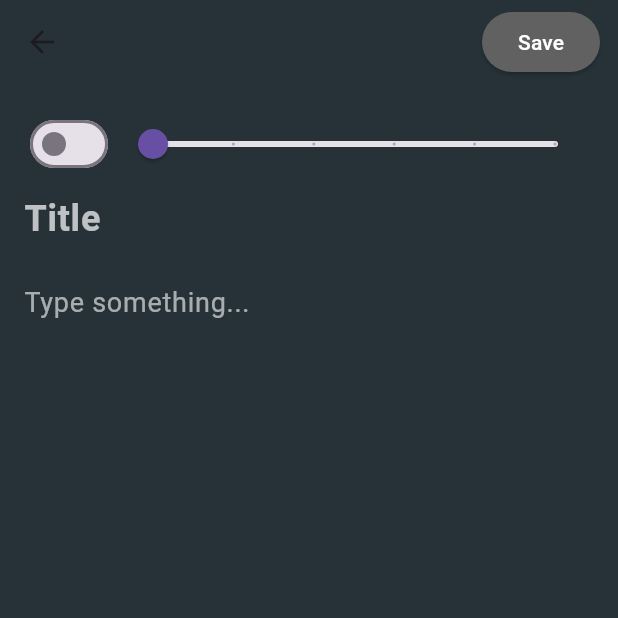
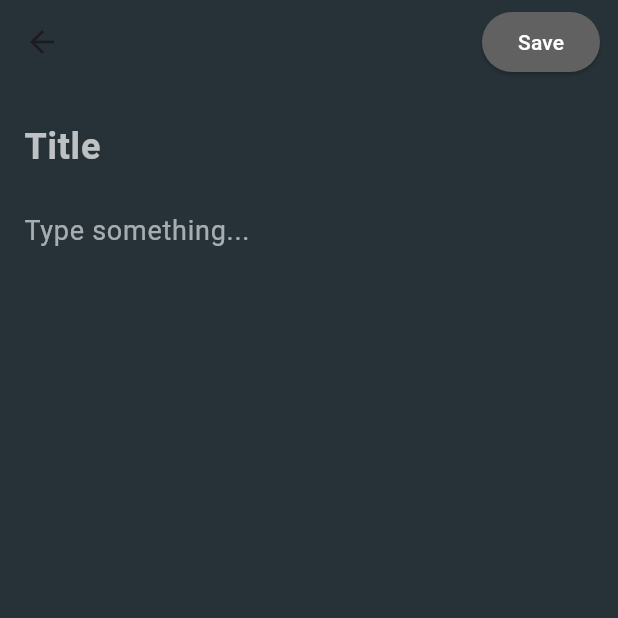
Before and after one commit to HuseyinKaanAkdeniz/NoteApp, a Flutter app: the screen it shows after launch, after a tap on the "add" icon, on a phone screen of 412 x 824 dp, the top half of it. Run offline on Flutter 3.47's test engine with Material 3 defaults, Android fonts, the phone set to English and light mode, and no system bars; our stand-ins replace sqflite; missing offline and left inert: dart:ffi; accounts and stored records are empty.

```diff
--- a/lib/View/AddEditNotePage.dart
+++ b/lib/View/AddEditNotePage.dart
@@ -6,10 +6,7 @@ import '../widget/note_form_widget.dart';
 class AddEditNotePage extends StatefulWidget {
   final Note? note;
 
-  const AddEditNotePage({
-    Key? key,
-    this.note,
-  }) : super(key: key);
+  const AddEditNotePage({Key? key, this.note}) : super(key: key);
 
   @override
   State<AddEditNotePage> createState() => _AddEditNotePageState();
@@ -34,9 +31,7 @@ class _AddEditNotePageState extends State<AddEditNotePage> {
 
   @override
   Widget build(BuildContext context) => Scaffold(
-        appBar: AppBar(
-          actions: [buildButton()],
-        ),
+    appBar: AppBar(actions: [buildButton()]),
     body: Form(
       key: _formKey,
       child: NoteFormWidget(
@@ -44,12 +39,12 @@ class _AddEditNotePageState extends State<AddEditNotePage> {
         number: number,
         title: title,
         description: description,
-            onChangedImportant: (isImportant) =>
-                setState(() => this.isImportant = isImportant),
+        onChangedImportant:
+            (isImportant) => setState(() => this.isImportant = isImportant),
         onChangedNumber: (number) => setState(() => this.number = number),
         onChangedTitle: (title) => setState(() => this.title = title),
-            onChangedDescription: (description) =>
-                setState(() => this.description = description),
+        onChangedDescription:
+            (description) => setState(() => this.description = description),
       ),
     ),
   );
--- a/lib/View/notes_page.dart
+++ b/lib/View/notes_page.dart
@@ -42,8 +42,35 @@ class _NotesPageState extends State<NotesPage> {
   Widget build(BuildContext context) {
     return Scaffold(
       appBar: AppBar(
-        title: Text("Notes", style: TextStyle(fontSize: 24)),
-        actions: [Icon(Icons.search), SizedBox(width: 12)],
+        title: Text(
+          "Notes",
+          style: TextStyle(fontSize: 24, color: Colors.white70),
+        ),
+        actions: [
+          GestureDetector(
+            onTap: () {
+              if (isloading == false) {
+                refreshnotes();
+
+                ScaffoldMessenger.of(context).showSnackBar(
+                  SnackBar(
+                    content: Text("Notlar yenilendi"),
+                    backgroundColor: Colors.green,
+                  ),
+                );
+              } else {
+                ScaffoldMessenger.of(context).showSnackBar(
+                  SnackBar(
+                    content: Text("Notlar yenilenmedi"),
+                    backgroundColor: Colors.red,
+                  ),
+                );
+              }
+            },
+            child: Icon(Icons.search, color: Colors.white70),
+          ),
+          SizedBox(width: 12),
+        ],
       ),
       body: Center(
         child:
@@ -55,7 +82,7 @@ class _NotesPageState extends State<NotesPage> {
       ),
       floatingActionButton: FloatingActionButton(
         backgroundColor: Colors.black,
-        child: Icon(Icons.add),
+        child: Icon(Icons.add, color: Colors.white70),
         onPressed: () async {
           await Navigator.of(
             context,
@@ -83,10 +110,7 @@ class _NotesPageState extends State<NotesPage> {
           );
           refreshnotes();
         },
-        child: NoteCardWidget(
-          note: note,
-          index: note.id!,
-        ),
+        child: NoteCardWidget(note: note, index: note.id!),
       );
     },
   );
--- a/lib/Widget/note_form_widget.dart
+++ b/lib/Widget/note_form_widget.dart
@@ -29,23 +29,6 @@ class NoteFormWidget extends StatelessWidget {
       child: Column(
         mainAxisSize: MainAxisSize.min,
         children: [
-              Row(
-                children: [
-                  Switch(
-                    value: isImportant ?? false,
-                    onChanged: onChangedImportant,
-                  ),
-                  Expanded(
-                    child: Slider(
-                      value: (number ?? 0).toDouble(),
-                      min: 0,
-                      max: 5,
-                      divisions: 5,
-                      onChanged: (number) => onChangedNumber(number.toInt()),
-                    ),
-                  )
-                ],
-              ),
           buildTitle(),
           const SizedBox(height: 8),
           buildDescription(),
@@ -68,7 +51,8 @@ class NoteFormWidget extends StatelessWidget {
       hintText: 'Title',
       hintStyle: TextStyle(color: Colors.white70),
     ),
-        validator: (title) =>
+    validator:
+        (title) =>
             title != null && title.isEmpty ? 'The title cannot be empty' : null,
     onChanged: onChangedTitle,
   );
@@ -82,7 +66,9 @@ class NoteFormWidget extends StatelessWidget {
       hintText: 'Type something...',
       hintStyle: TextStyle(color: Colors.white60),
     ),
-        validator: (title) => title != null && title.isEmpty
+    validator:
+        (title) =>
+            title != null && title.isEmpty
                 ? 'The description cannot be empty'
                 : null,
     onChanged: onChangedDescription,
```
Also changed, not shown: lib/View/note_detail_page.dart (+22 -2 lines). Lines whose indentation alone changed are shown as unchanged.
